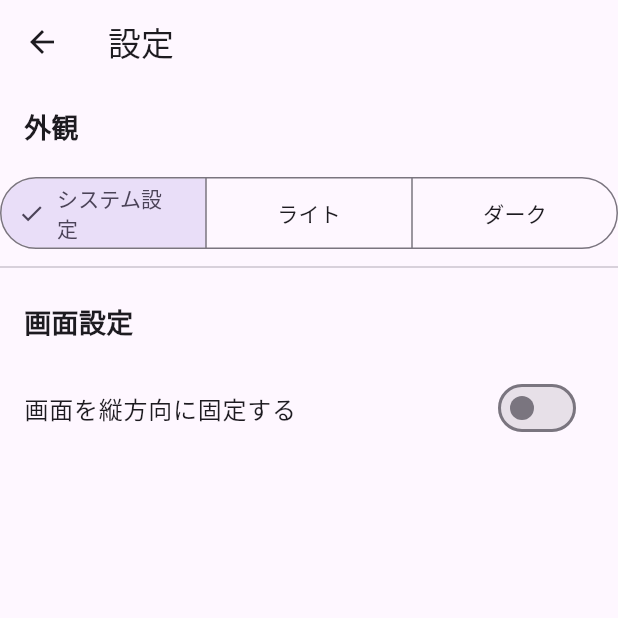
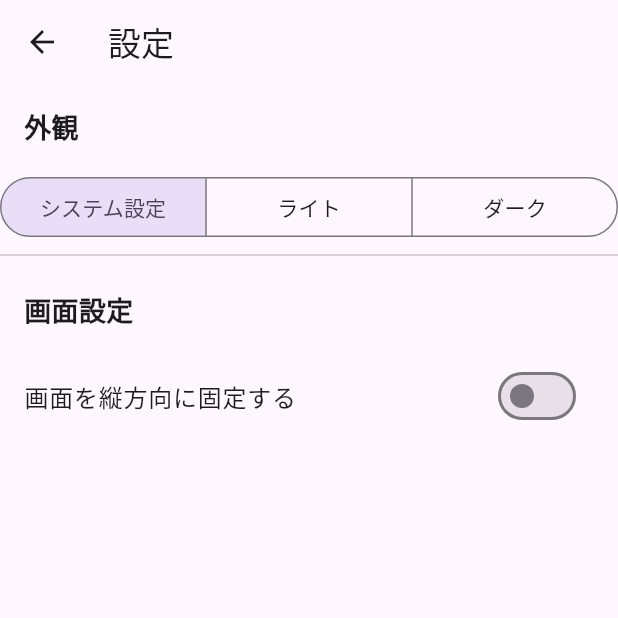
Before and after one commit to onpuuki/game-tracker, a Flutter app: the SettingsScreen screen opened directly, on a phone screen of 412 x 824 dp, the top half of it. Run offline on Flutter 3.47's test engine with Material 3 defaults, Android fonts, the phone set to English and light mode, and no system bars; our stand-ins replace cloud_firestore, cloud_functions, firebase_core, shared_preferences; accounts and stored records are empty.

Commit message:
fix: improve UI contrast and fix segmented button layout
- Change "管理者メニュー" button foregroundColor to Theme.of(context).colorScheme.onSurface for dark mode visibility.
- Change Card color for checked state based on theme brightness (Colors.grey[800] in dark mode, Colors.grey.shade300 in light mode).
- Add showSelectedIcon: false to SegmentedButton in Settings to prevent text shifting/layout issues when selected.

Co-authored-by: onpuuki <220911838+onpuuki@users.noreply.github.com>

```diff
--- a/frontend/lib/screens/home_screen.dart
+++ b/frontend/lib/screens/home_screen.dart
@@ -613,7 +613,7 @@ class _HomeScreenState extends State<HomeScreen> {
               icon: const Icon(Icons.admin_panel_settings, size: 18),
               label: const Text('管理者メニュー'),
               style: TextButton.styleFrom(
-                foregroundColor: Theme.of(context).primaryColor,
+                foregroundColor: Theme.of(context).colorScheme.onSurface,
                 padding: const EdgeInsets.symmetric(horizontal: 8),
               ),
             ),
@@ -1120,12 +1120,14 @@ class _HomeScreenState extends State<HomeScreen> {
                     tagColor = Colors.purple;
                   }
 
+                  final isDarkMode = Theme.of(context).brightness == Brightness.dark;
+
                   return Card(
                     margin: const EdgeInsets.symmetric(
                       horizontal: 16.0,
                       vertical: 8.0,
                     ),
-                    color: isChecked ? Colors.grey.shade300 : null,
+                    color: isChecked ? (isDarkMode ? Colors.grey[800] : Colors.grey.shade300) : null,
                     child: IntrinsicHeight(
                       child: Row(
                         crossAxisAlignment: CrossAxisAlignment.stretch,
--- a/frontend/lib/screens/settings_screen.dart
+++ b/frontend/lib/screens/settings_screen.dart
@@ -84,6 +84,7 @@ class _SettingsScreenState extends State<SettingsScreen> {
             ),
           ),
           SegmentedButton<String>(
+            showSelectedIcon: false,
             segments: const [
               ButtonSegment(value: 'system', label: Text('システム設定')),
               ButtonSegment(value: 'light', label: Text('ライト')),
```
